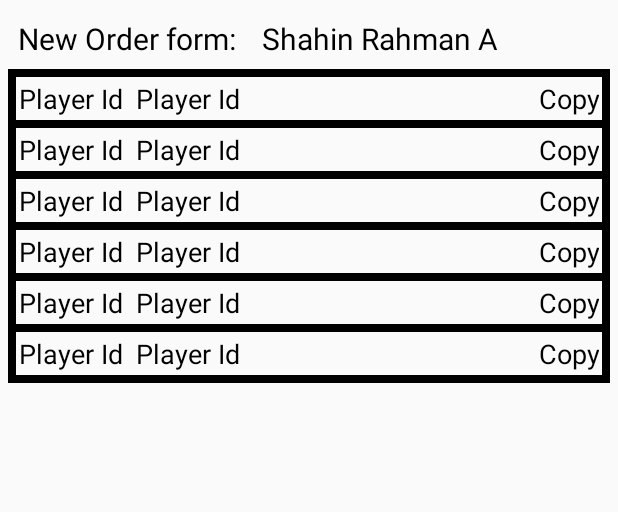
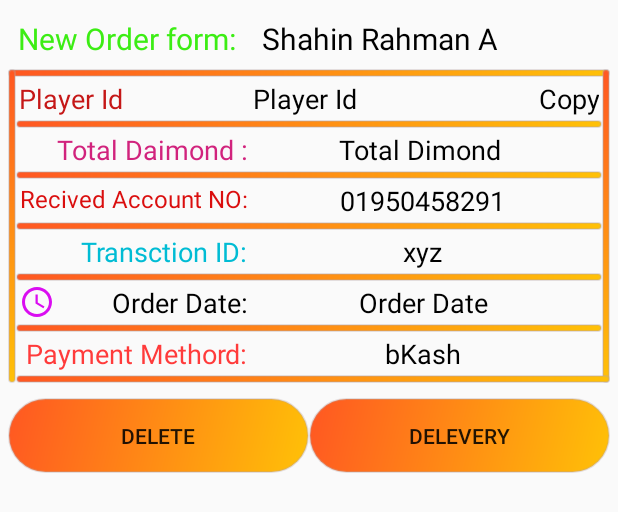
Before and after one commit to shahin015/ff-admin-app, an Android app: the layout item_final.xml on its own in the app's theme, with its tools: preview values and no code run, on a phone screen of 412 x 824 dp. Shown: the top 512 px of the screen. Run offline under Robolectric (Android 15) with nearby library versions, the phone set to English and light mode, and no system bars.

Commit message:
update from home

```diff
--- /dev/null
+++ b/app/src/main/res/drawable/ic_baseline_access_time_24.xml
@@ -0,0 +1,6 @@
+<vector android:height="24dp" android:tint="#DA0DF1"
+    android:viewportHeight="24" android:viewportWidth="24"
+    android:width="24dp" xmlns:android="http://schemas.android.com/apk/res/android">
+    <path android:fillColor="@android:color/white" android:pathData="M11.99,2C6.47,2 2,6.48 2,12s4.47,10 9.99,10C17.52,22 22,17.52 22,12S17.52,2 11.99,2zM12,20c-4.42,0 -8,-3.58 -8,-8s3.58,-8 8,-8 8,3.58 8,8 -3.58,8 -8,8z"/>
+    <path android:fillColor="@android:color/white" android:pathData="M12.5,7H11v6l5.25,3.15 0.75,-1.23 -4.5,-2.67z"/>
+</vector>
--- a/app/src/main/res/layout/item_final.xml
+++ b/app/src/main/res/layout/item_final.xml
@@ -2,7 +2,16 @@
 <RelativeLayout xmlns:android="http://schemas.android.com/apk/res/android"
     android:layout_width="match_parent"
     android:layout_margin="5dp"
-    android:layout_height="250dp">
+    android:layout_height="wrap_content">
+
+    <RelativeLayout
+        android:layout_width="match_parent"
+        android:layout_height="250dp"
+        android:id="@+id/rel1"
+        android:layout_alignParentTop="true"
+        >
+
+
 
     <LinearLayout
         android:layout_width="match_parent"
@@ -19,7 +28,8 @@
             android:layout_height="fill_parent"
             android:text="New Order form:"
 
-            android:textColor="@color/black"
+
+            android:textColor="#3CED14"
             android:textSize="20sp"
             android:gravity="start"
             android:layout_margin="5dp"
@@ -49,7 +59,7 @@
 
         android:layout_width="match_parent"
         android:layout_height="5dp"
-        android:background="@color/black"
+        android:background="@drawable/two_color_curved"
         android:layout_below="@id/lay1"
         />
 
@@ -65,30 +75,30 @@
             android:layout_width="5dp"
             android:layout_height="wrap_content"
             android:layout_gravity="start"
-            android:background="@color/black"
+            android:background="@drawable/two_color_curved"
             />
         <RelativeLayout
             android:layout_width="match_parent"
             android:layout_height="wrap_content"
             >
+
             <View
                 android:layout_width="5dp"
                 android:layout_height="wrap_content"
                 android:layout_alignParentEnd="true"
-                android:background="@color/black"
-                />
+                android:background="@drawable/two_color_curved" />
 
 
-                <View
-                    android:layout_width="match_parent"
-                    android:layout_height="5dp"
-                    android:layout_alignParentBottom="true"
-                    android:background="@color/black"
-                    />
+            <View
+                android:layout_width="match_parent"
+                android:layout_height="5dp"
+                android:layout_alignParentBottom="true"
+                android:background="@drawable/two_color_curved" />
 
 
         </RelativeLayout>
        <LinearLayout
+
            android:layout_width="match_parent"
            android:layout_height="wrap_content"
            android:orientation="vertical"
@@ -111,6 +121,7 @@
         android:orientation="vertical"
         android:layout_margin="5dp"
         android:layout_marginTop="5dp"
+        android:id="@+id/lay3"
         android:layout_below="@id/lay1"
         >
        <LinearLayout
@@ -125,7 +136,7 @@
                android:layout_height="wrap_content"
                android:layout_weight="1"
                android:text="Player Id "
-               android:textColor="@color/black"
+               android:textColor="#C51717"
                android:textSize="18dp"
                android:padding="2dp"
 
@@ -135,6 +146,7 @@
                android:layout_height="wrap_content"
                android:layout_weight="3"
                android:text="Player Id "
+               android:gravity="center"
                android:textColor="@color/black"
                android:textSize="18dp"
                android:padding="2dp"
@@ -165,7 +177,7 @@
             <View
                 android:layout_width="match_parent"
                 android:layout_height="5dp"
-                android:background="@color/black"
+                android:background="@drawable/two_color_curved"
                 />
 
         </LinearLayout>
@@ -180,9 +192,10 @@
             <TextView
                 android:layout_width="0dp"
                 android:layout_height="wrap_content"
-                android:layout_weight="1"
-                android:text="Player Id "
-                android:textColor="@color/black"
+                android:layout_weight="2"
+                android:text="Total Daimond :"
+                android:gravity="end"
+                android:textColor="#D1237D"
                 android:textSize="18dp"
                 android:padding="2dp"
 
@@ -191,18 +204,8 @@
                 android:layout_width="0dp"
                 android:layout_height="wrap_content"
                 android:layout_weight="3"
-                android:text="Player Id "
-                android:textColor="@color/black"
-                android:textSize="18dp"
-                android:padding="2dp"
-
-                />
-            <TextView
-                android:layout_width="0dp"
-                android:layout_height="wrap_content"
-                android:layout_weight="1"
-                android:text="Copy"
-                android:gravity="end"
+                android:text="Total Dimond  "
+                android:gravity="center"
                 android:textColor="@color/black"
                 android:textSize="18dp"
                 android:padding="2dp"
@@ -222,7 +225,7 @@
             <View
                 android:layout_width="match_parent"
                 android:layout_height="5dp"
-                android:background="@color/black"
+                android:background="@drawable/two_color_curved"
                 />
 
         </LinearLayout>
@@ -238,9 +241,60 @@
             <TextView
                 android:layout_width="0dp"
                 android:layout_height="wrap_content"
-                android:layout_weight="1"
-                android:text="Player Id "
+                android:layout_weight="2"
+                android:text="Recived Account NO:"
+                android:textColor="#DA0E0E"
+                android:textSize="16dp"
+                android:gravity="end"
+                android:padding="2dp"
+
+                />
+            <TextView
+                android:layout_width="0dp"
+                android:layout_height="wrap_content"
+                android:layout_weight="3"
+                android:text="01950458291 "
+                android:layout_gravity="center"
+                android:gravity="center"
                 android:textColor="@color/black"
+                android:textSize="18dp"
+                android:padding="2dp"
+
+                />
+
+
+
+
+        </LinearLayout>
+
+        <LinearLayout
+            android:layout_width="match_parent"
+            android:layout_height="wrap_content"
+            android:orientation="horizontal"
+            >
+
+            <View
+                android:layout_width="match_parent"
+                android:layout_height="5dp"
+                android:background="@drawable/two_color_curved"
+                />
+
+        </LinearLayout>
+
+        <LinearLayout
+            android:layout_width="match_parent"
+            android:layout_height="wrap_content"
+            android:orientation="horizontal"
+            android:layout_weight="5"
+
+            >
+            <TextView
+                android:layout_width="0dp"
+                android:layout_height="wrap_content"
+                android:layout_weight="2"
+                android:gravity="end"
+                android:text="Transction ID:"
+                android:textColor="#00BCD4"
                 android:textSize="18dp"
                 android:padding="2dp"
 
@@ -249,20 +303,10 @@
                 android:layout_width="0dp"
                 android:layout_height="wrap_content"
                 android:layout_weight="3"
-                android:text="Player Id "
+                android:text="xyz "
                 android:textColor="@color/black"
                 android:textSize="18dp"
-                android:padding="2dp"
-
-                />
-            <TextView
-                android:layout_width="0dp"
-                android:layout_height="wrap_content"
-                android:layout_weight="1"
-                android:text="Copy"
-                android:gravity="end"
-                android:textColor="@color/black"
-                android:textSize="18dp"
+                android:gravity="center"
                 android:padding="2dp"
 
                 />
@@ -280,11 +324,10 @@
             <View
                 android:layout_width="match_parent"
                 android:layout_height="5dp"
-                android:background="@color/black"
+                android:background="@drawable/two_color_curved"
                 />
 
         </LinearLayout>
-
         <LinearLayout
             android:layout_width="match_parent"
             android:layout_height="wrap_content"
@@ -295,10 +338,12 @@
             <TextView
                 android:layout_width="0dp"
                 android:layout_height="wrap_content"
-                android:layout_weight="1"
-                android:text="Player Id "
+                android:layout_weight="2"
+                android:text="Order Date:"
                 android:textColor="@color/black"
                 android:textSize="18dp"
+                android:gravity="end"
+                android:drawableLeft="@drawable/ic_baseline_access_time_24"
                 android:padding="2dp"
 
                 />
@@ -306,21 +351,11 @@
                 android:layout_width="0dp"
                 android:layout_height="wrap_content"
                 android:layout_weight="3"
-                android:text="Player Id "
+                android:text="Order Date "
                 android:textColor="@color/black"
                 android:textSize="18dp"
                 android:padding="2dp"
-
-                />
-            <TextView
-                android:layout_width="0dp"
-                android:layout_height="wrap_content"
-                android:layout_weight="1"
-                android:text="Copy"
-                android:gravity="end"
-                android:textColor="@color/black"
-                android:textSize="18dp"
-                android:padding="2dp"
+                android:gravity="center"
 
                 />
 
@@ -337,7 +372,7 @@
             <View
                 android:layout_width="match_parent"
                 android:layout_height="5dp"
-                android:background="@color/black"
+                android:background="@drawable/two_color_curved"
                 />
 
         </LinearLayout>
@@ -351,9 +386,10 @@
             <TextView
                 android:layout_width="0dp"
                 android:layout_height="wrap_content"
-                android:layout_weight="1"
-                android:text="Player Id "
-                android:textColor="@color/black"
+                android:layout_weight="2"
+                android:gravity="end"
+                android:text="Payment Methord:"
+                android:textColor="#FF3B3B"
                 android:textSize="18dp"
                 android:padding="2dp"
 
@@ -362,79 +398,14 @@
                 android:layout_width="0dp"
                 android:layout_height="wrap_content"
                 android:layout_weight="3"
-                android:text="Player Id "
+                android:text="bKash "
                 android:textColor="@color/black"
                 android:textSize="18dp"
                 android:padding="2dp"
-
-                />
-            <TextView
-                android:layout_width="0dp"
-                android:layout_height="wrap_content"
-                android:layout_weight="1"
-                android:text="Copy"
-                android:gravity="end"
-                android:textColor="@color/black"
-                android:textSize="18dp"
-                android:padding="2dp"
+                android:gravity="center"
 
                 />
 
-
-
-        </LinearLayout>
-
-        <LinearLayout
-            android:layout_width="match_parent"
-            android:layout_height="wrap_content"
-            android:orientation="horizontal"
-            >
-
-            <View
-                android:layout_width="match_parent"
-                android:layout_height="5dp"
-                android:background="@color/black"
-                />
-
-        </LinearLayout>
-        <LinearLayout
-            android:layout_width="match_parent"
-            android:layout_height="wrap_content"
-            android:orientation="horizontal"
-            android:layout_weight="5"
-
-            >
-            <TextView
-                android:layout_width="0dp"
-                android:layout_height="wrap_content"
-                android:layout_weight="1"
-                android:text="Player Id "
-                android:textColor="@color/black"
-                android:textSize="18dp"
-                android:padding="2dp"
-
-                />
-            <TextView
-                android:layout_width="0dp"
-                android:layout_height="wrap_content"
-                android:layout_weight="3"
-                android:text="Player Id "
-                android:textColor="@color/black"
-                android:textSize="18dp"
-                android:padding="2dp"
-
-                />
-            <TextView
-                android:layout_width="0dp"
-                android:layout_height="wrap_content"
-                android:layout_weight="1"
-                android:text="Copy"
-                android:gravity="end"
-                android:textColor="@color/black"
-                android:textSize="18dp"
-                android:padding="2dp"
-
-                />
 
 
 
@@ -447,6 +418,44 @@
 
 
 
+
+    </LinearLayout>
+
+
+    </RelativeLayout>
+
+    <LinearLayout
+        android:weightSum="2"
+        android:layout_below="@+id/rel1"
+        android:layout_width="match_parent"
+        android:layout_height="wrap_content"
+        android:orientation="horizontal"
+        >
+
+        <Button
+            android:layout_weight="1"
+            android:layout_marginTop="10dp"
+            android:gravity="center"
+            android:background="@drawable/two_color_curved"
+            android:layout_width="match_parent"
+            android:layout_height="50dp"
+            android:id="@+id/delete"
+            android:text="Delete"
+            />
+
+        <Button
+            android:layout_weight="1"
+            android:layout_marginTop="10dp"
+            android:gravity="center"
+            android:background="@drawable/two_color_curved"
+            android:layout_width="match_parent"
+            android:layout_height="50dp"
+            android:id="@+id/delevery"
+            android:text="Delevery"
+            />
+
+
+
     </LinearLayout>
 
 
```
